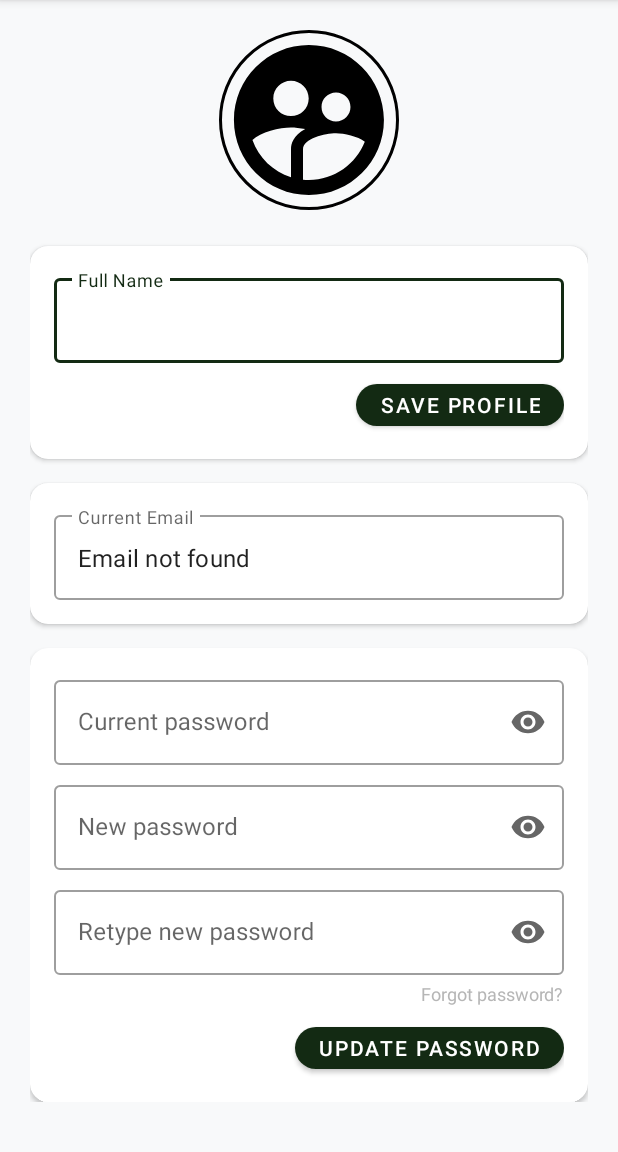
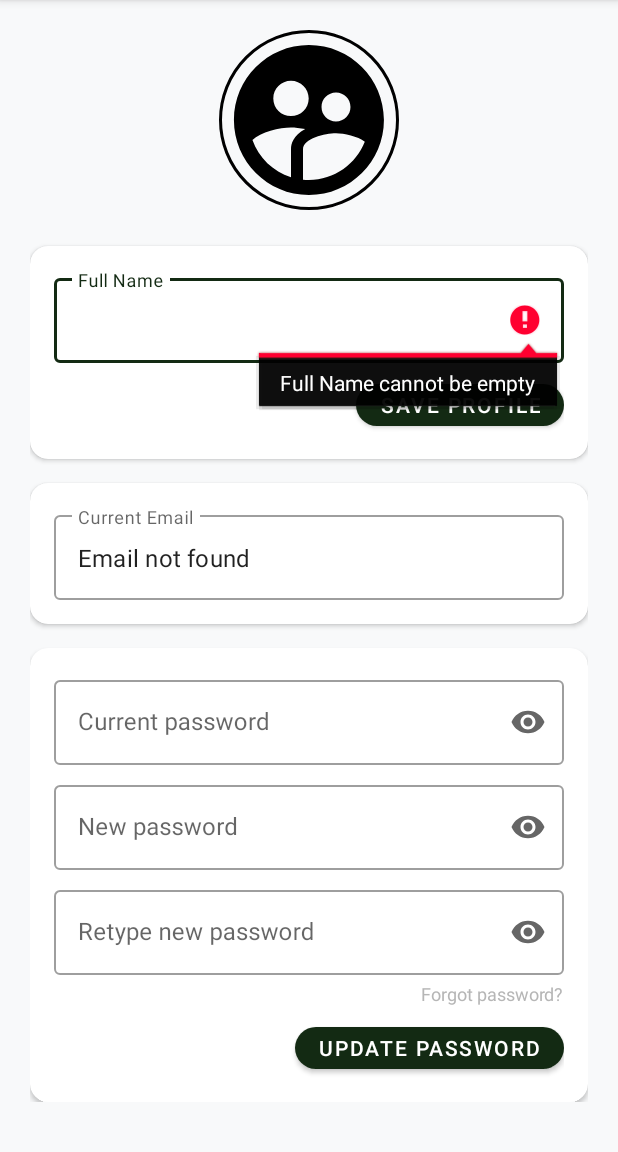
Before and after one commit to thedarshannn/SmartHomeGardenSys, an Android app: the AccountSettingsActivity screen opened directly, with no data from a screen before it, after a tap on "SAVE PROFILE", on a phone screen of 412 x 824 dp, the part 84-1236 px from its top. Run offline under Robolectric (Android 15) with nearby library versions, the phone set to English and light mode, and no system bars; our stand-ins replace CircleImageView, Firebase (no records; nobody signed in at launch, a user with empty details on screens opened directly); pictures from the network do not load.

Commit message:
Enforce non-empty full name before saving changes.

```diff
--- a/SmartHomeGarden/build.gradle
+++ b/SmartHomeGarden/build.gradle
@@ -50,4 +50,7 @@ dependencies {
     implementation libs.play.services.location
     implementation libs.firebase.database
     implementation libs.circleimageview
+    testImplementation libs.core.testing
+    testImplementation libs.robolectric
+
 }
--- a/SmartHomeGarden/src/main/java/ca/smartsprout/it/smart/smarthomegarden/ui/AccountSettingsActivity.java
+++ b/SmartHomeGarden/src/main/java/ca/smartsprout/it/smart/smarthomegarden/ui/AccountSettingsActivity.java
@@ -124,9 +124,17 @@ public class AccountSettingsActivity extends AppCompatActivity {
         // Save button click listener
         saveButton.setOnClickListener(v -> {
             String newName = editUserName.getText().toString();
-            userViewModel = new ViewModelProvider(this).get(UserViewModel.class);
+
+            viewModel.saveProfileImageUri(cameraImageUri);
+            if (newName.isEmpty()) {
+                editUserName.setError(getString(R.string.name_cannot_empty));
+                Toast.makeText(this, R.string.valid_full_name, Toast.LENGTH_SHORT).show();
+                return; // Stop further execution
+            }
+
+            // Save the valid full name
             userViewModel.updateUserName(newName);
-            viewModel.saveProfileImageUri(cameraImageUri);
+
             Toast.makeText(this, R.string.profile_saved, Toast.LENGTH_SHORT).show();
         });
 
--- a/SmartHomeGarden/src/main/res/values/strings.xml
+++ b/SmartHomeGarden/src/main/res/values/strings.xml
@@ -166,6 +166,8 @@ Members:
     <string name="regex">Password must be at least 6 characters, include an uppercase letter, a digit, and a special character</string>
     <string name="password_updated">Password updated successfully!</string>
     <string name="failed_to_update">Failed to update password. Please try again.</string>
+    <string name="name_cannot_empty">Full Name cannot be empty</string>
+    <string name="valid_full_name">Please enter a valid Full Name</string>
 
 
 </resources>
```
Also changed, not shown: SmartHomeGarden/src/main/java/ca/smartsprout/it/smart/smarthomegarden/viewmodels/PasswordViewModel.java (+2 -7 lines).
